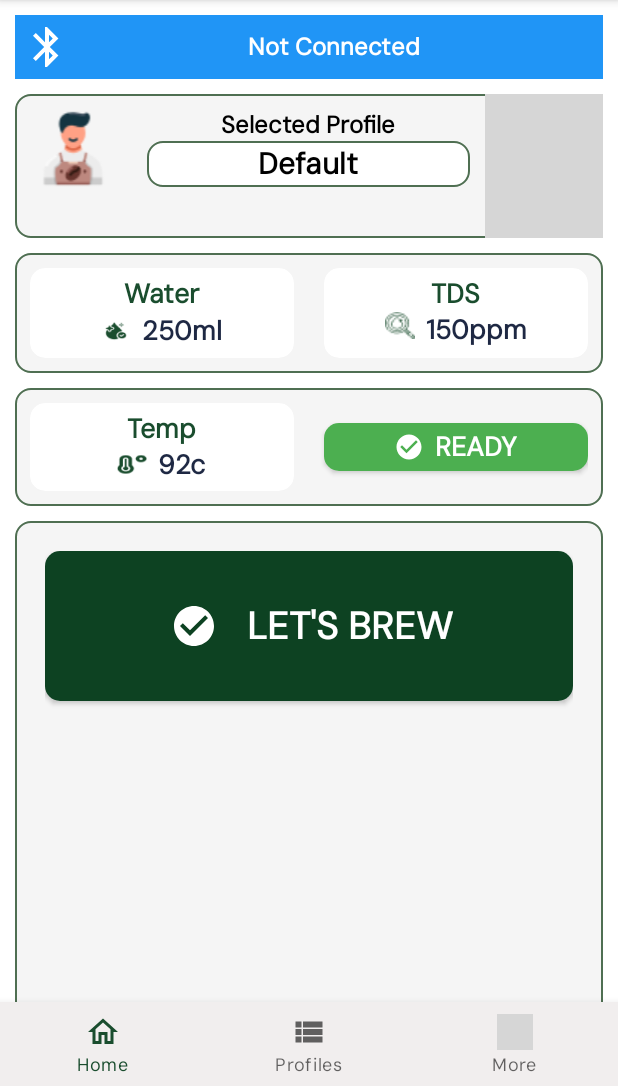
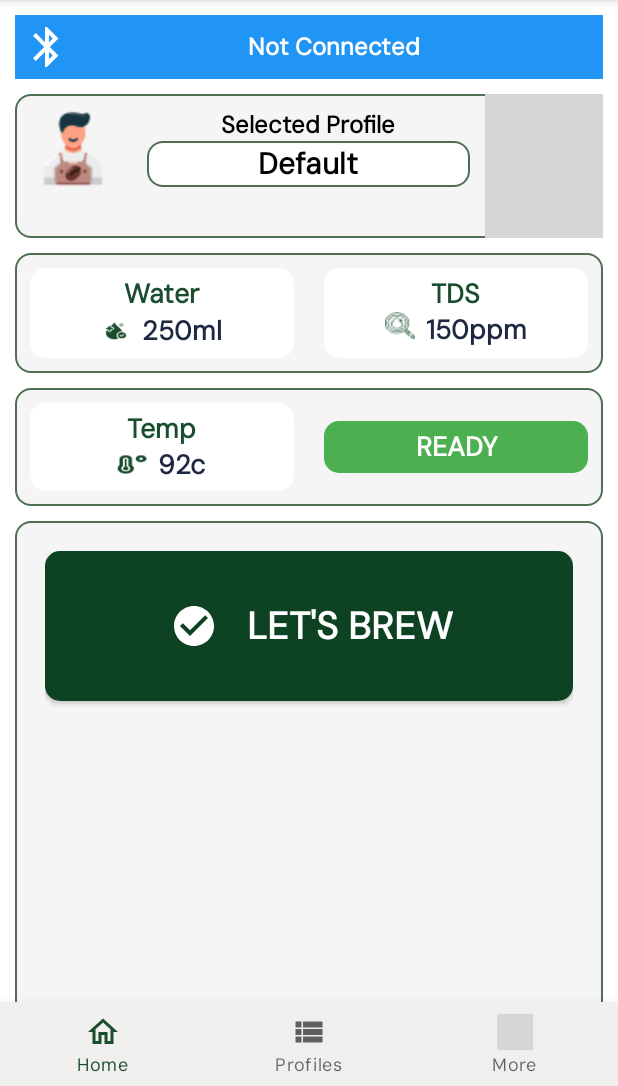
Before and after one commit to imrezwan/wiseapp, an Android app: the screen it shows after launch (MainActivity), on a phone screen of 412 x 824 dp, the part 150-1236 px from its top. Run offline under Robolectric (Android 15) with nearby library versions, the phone set to English and light mode, and no system bars; 2 statements that could not run were skipped; grey boxes are pictures that could not be loaded.

Commit message:
fetch intial screen data from bluetooth data

```diff
--- a/app/src/main/java/com/imrezwan/wise_brewer/HomeFragment2.java
+++ b/app/src/main/java/com/imrezwan/wise_brewer/HomeFragment2.java
@@ -1,6 +1,7 @@
 package com.imrezwan.wise_brewer;
 
 import android.content.Context;
+import android.graphics.Color;
 import android.os.Bundle;
 import android.util.Log;
 import android.view.LayoutInflater;
@@ -17,20 +18,20 @@ import androidx.fragment.app.Fragment;
 import androidx.lifecycle.ViewModelProvider;
 
 import com.imrezwan.wise_brewer.enums.Connection;
-import com.imrezwan.wise_brewer.interfaces.IBluetoothConnector;
-import com.imrezwan.wise_brewer.interfaces.IBluetoothDataCommunication;
+import com.imrezwan.wise_brewer.interfaces.IBluetoothFragmentDataDispatcher;
+import com.imrezwan.wise_brewer.interfaces.IBluetoothMainActivityDataDispatcher;
 import com.imrezwan.wise_brewer.models.ProfileFactory;
 import com.imrezwan.wise_brewer.utils.Constants;
 import com.imrezwan.wise_brewer.view_models.BluetoothViewModel;
 
 import java.util.ArrayList;
 
-public class HomeFragment2 extends Fragment {
+public class HomeFragment2 extends Fragment implements IBluetoothMainActivityDataDispatcher {
     private BluetoothViewModel bluetoothViewModel;
-    private TextView mBluetoothStatus, mSelectedProfile;
+    private TextView mBluetoothStatus, mSelectedProfile, mMachineStatus, mInitialTemperature, mInitialWater, mInitialTds;
     private ImageView mIvSelectedProfileArrow;
     private SharedPrefHelper sharedPrefHelper;
-    private IBluetoothDataCommunication bluetoothDataCommunicationlistener;
+    private IBluetoothFragmentDataDispatcher fragmentDataDispatcher;
     public HomeFragment2() {
     }
 
@@ -68,6 +69,10 @@ public class HomeFragment2 extends Fragment {
 
     private void initialize(View view) {
         mBluetoothStatus = view.findViewById(R.id.tv_bluetooth_status);
+        mMachineStatus = view.findViewById(R.id.tv_machine_status);
+        mInitialTemperature = view.findViewById(R.id.tv_initial_temp);
+        mInitialWater = view.findViewById(R.id.tv_initial_water);
+        mInitialTds = view.findViewById(R.id.tv_initial_tds);
         bluetoothViewModel= new ViewModelProvider(requireActivity()).get(BluetoothViewModel.class);
         mIvSelectedProfileArrow = view.findViewById(R.id.iv_selected_profile_arrow_down);
         mSelectedProfile = view.findViewById(R.id.tv_selected_profile);
@@ -120,6 +125,7 @@ public class HomeFragment2 extends Fragment {
         Toast.makeText(getContext(), "Selected: " + item.getTitle(), Toast.LENGTH_SHORT).show();
         sharedPrefHelper.setString(Constants.SELECTED_PROFILE_KEY, item.getTitle().toString());
         mSelectedProfile.setText(item.getTitle());
+        fragmentDataDispatcher.dispatchDataFromFragmentToMainActivity("");
         return true;
     }
 
@@ -127,9 +133,44 @@ public class HomeFragment2 extends Fragment {
     public void onAttach(@NonNull Context context) {
         super.onAttach(context);
         try {
-            bluetoothDataCommunicationlistener = (IBluetoothDataCommunication) context;
+            fragmentDataDispatcher = (IBluetoothFragmentDataDispatcher) context;
         } catch (ClassCastException e) {
             throw new ClassCastException(context.toString() + " must implement IBluetoothDataCommunication");
         }
     }
+
+    @Override
+    public void dispatchDataFromMainActivityToFragment(String data) {
+        String[] dataArray = data.split(" ");
+
+        if (Integer.parseInt(dataArray[0]) == Constants.INITIAL_SCREEN_DATA) {
+            setupInitialDataOnHomeScreen(data.split(" "));
+        }
+    }
+
+    boolean isRendering = false;
+    private void setupInitialDataOnHomeScreen(String[] coffeeDataArr) {
+        if(!isRendering) {
+            isRendering = true;
+            String identifier = coffeeDataArr[0];
+            String deviceStatus = coffeeDataArr[1];
+            String temperature = coffeeDataArr[2];
+            String water = coffeeDataArr[3];
+            String tds = coffeeDataArr[4];
+
+            if(deviceStatus.equals("1")) {
+                mMachineStatus.setText("READY");
+                mMachineStatus.setBackgroundColor(getResources().getColor(R.color.colorGreen));
+            }
+            else{
+                mMachineStatus.setText("WAIT");
+                mMachineStatus.setBackgroundColor(Color.parseColor("#FF5722"));
+            }
+
+            mInitialWater.setText(water+"mL");
+            mInitialTemperature.setText(temperature + "c");
+            mInitialTds.setText(tds + "ppm");
+            isRendering = false;
+        }
+    }
 }
--- a/app/src/main/java/com/imrezwan/wise_brewer/MainActivity.java
+++ b/app/src/main/java/com/imrezwan/wise_brewer/MainActivity.java
@@ -28,7 +28,7 @@ import androidx.lifecycle.ViewModelProvider;
 import com.google.android.material.bottomnavigation.BottomNavigationView;
 import com.imrezwan.wise_brewer.enums.Connection;
 import com.imrezwan.wise_brewer.interfaces.IBluetoothConnector;
-import com.imrezwan.wise_brewer.interfaces.IBluetoothDataCommunication;
+import com.imrezwan.wise_brewer.interfaces.IBluetoothFragmentDataDispatcher;
 import com.imrezwan.wise_brewer.models.ProfileData;
 import com.imrezwan.wise_brewer.utils.Constants;
 import com.imrezwan.wise_brewer.utils.FragmentHandler;
@@ -41,7 +41,7 @@ public class MainActivity extends AppCompatActivity implements
         IProfileSender, ServiceConnection, SerialListener,
         FragmentManager.OnBackStackChangedListener,
         IBluetoothConnector,
-        IBluetoothDataCommunication
+        IBluetoothFragmentDataDispatcher
 {
     ProfileCreationViewModel profileCreationViewModel;
     Toolbar toolbar;
@@ -63,6 +63,8 @@ public class MainActivity extends AppCompatActivity implements
     private boolean initialStart = true;
     private boolean isActivityResumed = false;
 
+    private HomeFragment2 homeFragment = null;
+
     @Override
     protected void onCreate(Bundle savedInstanceState) {
         super.onCreate(savedInstanceState);
@@ -71,9 +73,9 @@ public class MainActivity extends AppCompatActivity implements
         setupToolbar();
         setupBottomNavigationBar();
         getSupportFragmentManager().addOnBackStackChangedListener(this);
-        if (savedInstanceState == null)
-            FragmentHandler.replaceFragment(this, HomeFragment2.newInstance(), "home");
-        else
+        if (savedInstanceState == null) {
+            FragmentHandler.replaceFragment(this, getHomeFragment(), "home");
+        }else
             onBackStackChanged();
     }
 
@@ -81,7 +83,7 @@ public class MainActivity extends AppCompatActivity implements
         bottomNavigationView.setOnItemSelectedListener(item -> {
             switch (item.getItemId()) {
                 case R.id.nav_home:
-                    getSupportFragmentManager().beginTransaction().replace(R.id.fragment, new HomeFragment2(), "home").addToBackStack(null).commit();
+                    getSupportFragmentManager().beginTransaction().replace(R.id.fragment, getHomeFragment(), "home").addToBackStack(null).commit();
                     return true;
                 case R.id.nav_profiles:
                     getSupportFragmentManager().beginTransaction().replace(R.id.fragment, new ProfilesFragment(), "profiles").addToBackStack(null).commit();
@@ -90,6 +92,14 @@ public class MainActivity extends AppCompatActivity implements
             return false;
         });
 
+    }
+
+    private HomeFragment2 getHomeFragment() {
+        if (homeFragment != null) {
+            return homeFragment;
+        }
+        homeFragment = HomeFragment2.newInstance();
+        return homeFragment;
     }
 
     private void setupToolbar() {
@@ -375,35 +385,41 @@ public class MainActivity extends AppCompatActivity implements
         }
         receiveText = spn.toString();
         String newString = receiveText.substring(0, receiveText.length() - 1);
-        Log.d("COFFEE_TAG", receiveText);
-        Log.d("COFFEE_TAG_Length",Integer.toString(newString.length()));
-        String[] coffeeDataArr = receiveText.split(",");
+        Log.d(Constants.LOGGER_TAG, "Receieved Text: " + receiveText);
+        Log.d(Constants.LOGGER_TAG, "Text Length: " + newString.length());
+        String[] coffeeDataArr = receiveText.split(" ");
 
-//        Toast.makeText(getActivity(), "Received: " + receiveText, Toast.LENGTH_SHORT).show();
-        if(newString.equals("OK")||receiveText.equalsIgnoreCase("OK") /*&& !isCounting*/) {
-            //startCountDownTimer(); // disable
-            Toast.makeText(this, "STARTED", Toast.LENGTH_SHORT).show();
-            MediaPlayer mPlayer = MediaPlayer.create(this, R.raw.beep_start);
-            mPlayer.start();
+        if(Integer.parseInt(coffeeDataArr[0]) == Constants.INITIAL_SCREEN_DATA) {
+            homeFragment.dispatchDataFromMainActivityToFragment(newString);
         }
-        else if(newString.equals("DONE") || receiveText.equals("DONE")) {
-            Toast.makeText(this, "YOUR COFFEE IS READY", Toast.LENGTH_LONG ).show();
-            MediaPlayer mPlayer = MediaPlayer.create(this, R.raw.beep);
-            mPlayer.start();
-//            updateStartButton(true);
-//            tvStart.setText("START");
-//            tvStart.setTextColor(getResources().getColor(android.R.color.black));
-//            tvStart.setTextColor(getResources().getColor(android.R.color.black));
-        }
-        else if(coffeeDataArr.length == 5) {
-            long currentTime = System.currentTimeMillis();
-//            Log.d("COFFEE_TAG", lastCallTime + " => " + currentTime);
-            if( (currentTime - lastCallTime) > 100) {
-                //Log.d("COFFEE_TAG", "INSIDE ====>>>>>>>>>>>");
-//                setupCoffeeDataOnScreen(coffeeDataArr);
-            }
-            lastCallTime = currentTime;
-        }
+
+
+//
+////        Toast.makeText(getActivity(), "Received: " + receiveText, Toast.LENGTH_SHORT).show();
+//        if(newString.equals("OK")||receiveText.equalsIgnoreCase("OK") /*&& !isCounting*/) {
+//            //startCountDownTimer(); // disable
+//            Toast.makeText(this, "STARTED", Toast.LENGTH_SHORT).show();
+//            MediaPlayer mPlayer = MediaPlayer.create(this, R.raw.beep_start);
+//            mPlayer.start();
+//        }
+//        else if(newString.equals("DONE") || receiveText.equals("DONE")) {
+//            Toast.makeText(this, "YOUR COFFEE IS READY", Toast.LENGTH_LONG ).show();
+//            MediaPlayer mPlayer = MediaPlayer.create(this, R.raw.beep);
+//            mPlayer.start();
+////            updateStartButton(true);
+////            tvStart.setText("START");
+////            tvStart.setTextColor(getResources().getColor(android.R.color.black));
+////            tvStart.setTextColor(getResources().getColor(android.R.color.black));
+//        }
+//        else if(coffeeDataArr.length == 5) {
+//            long currentTime = System.currentTimeMillis();
+////            Log.d("COFFEE_TAG", lastCallTime + " => " + currentTime);
+//            if( (currentTime - lastCallTime) > 100) {
+//                //Log.d("COFFEE_TAG", "INSIDE ====>>>>>>>>>>>");
+////                setupCoffeeDataOnScreen(coffeeDataArr);
+//            }
+//            lastCallTime = currentTime;
+//        }
     }
 
     @Override
@@ -421,7 +437,7 @@ public class MainActivity extends AppCompatActivity implements
     }
 
     @Override
-    public void onDataSend(String data) {
+    public void dispatchDataFromFragmentToMainActivity(String data) {
         send(data);
     }
 }
--- a/app/src/main/java/com/imrezwan/wise_brewer/interfaces/IBluetoothDataCommunication.java
+++ /dev/null
@@ -1,5 +0,0 @@
-package com.imrezwan.wise_brewer.interfaces;
-
-public interface IBluetoothDataCommunication {
-    void onDataSend(String data);
-}
--- /dev/null
+++ b/app/src/main/java/com/imrezwan/wise_brewer/interfaces/IBluetoothFragmentDataDispatcher.java
@@ -0,0 +1,5 @@
+package com.imrezwan.wise_brewer.interfaces;
+
+public interface IBluetoothFragmentDataDispatcher {
+    void dispatchDataFromFragmentToMainActivity(String data);
+}
--- /dev/null
+++ b/app/src/main/java/com/imrezwan/wise_brewer/interfaces/IBluetoothMainActivityDataDispatcher.java
@@ -0,0 +1,5 @@
+package com.imrezwan.wise_brewer.interfaces;
+
+public interface IBluetoothMainActivityDataDispatcher {
+    void dispatchDataFromMainActivityToFragment(String data);
+}
--- /dev/null
+++ b/app/src/main/res/drawable/check_circle_white_24.xml
@@ -0,0 +1,5 @@
+<vector android:height="24dp" android:tint="#FFFFFF"
+    android:viewportHeight="24" android:viewportWidth="24"
+    android:width="24dp" xmlns:android="http://schemas.android.com/apk/res/android">
+    <path android:fillColor="@android:color/white" android:pathData="M12,2C6.48,2 2,6.48 2,12s4.48,10 10,10 10,-4.48 10,-10S17.52,2 12,2zM10,17l-5,-5 1.41,-1.41L10,14.17l7.59,-7.59L19,8l-9,9z"/>
+</vector>
--- a/app/src/main/res/layout/fragment_home2.xml
+++ b/app/src/main/res/layout/fragment_home2.xml
@@ -144,6 +144,7 @@
                         android:src="@drawable/water_icon" />
 
                     <TextView
+                        android:id="@+id/tv_initial_water"
                         android:layout_width="wrap_content"
                         android:layout_height="wrap_content"
                         android:text="250ml"
@@ -198,6 +199,7 @@
                         android:src="@drawable/tds_icon" />
 
                     <TextView
+                        android:id="@+id/tv_initial_tds"
                         android:layout_width="wrap_content"
                         android:layout_height="wrap_content"
                         android:text="150ppm"
@@ -261,6 +263,7 @@
                         android:src="@drawable/temperature_icon" />
 
                     <TextView
+                        android:id="@+id/tv_initial_temp"
                         android:layout_width="wrap_content"
                         android:layout_height="wrap_content"
                         android:text="92c"
@@ -286,21 +289,20 @@
             android:layout_weight="1">
             <LinearLayout
                 android:layout_width="match_parent"
-                android:layout_height="wrap_content"
+                android:layout_height="match_parent"
                 android:layout_gravity="center"
                 android:gravity="center"
-                android:background="@color/colorGreen"
                 android:orientation="horizontal">
-                <ImageView
-                    android:layout_width="20sp"
-                    android:layout_height="wrap_content"
-                    android:layout_marginRight="7dp"
-                    android:src="@drawable/check_circle_white" />
                 <TextView
-                    android:layout_width="wrap_content"
-                    android:layout_height="wrap_content"
+                    android:id="@+id/tv_machine_status"
+                    android:layout_width="match_parent"
+                    android:layout_height="match_parent"
                     android:text="@string/ready"
+                    android:padding="5sp"
                     android:textStyle="bold"
+                    android:background="@color/colorGreen"
+                    android:layout_gravity="center"
+                    android:gravity="center"
                     android:textSize="@dimen/labelTextSize"
                     android:textColor="@color/colorWhite"></TextView>
             </LinearLayout>
```
